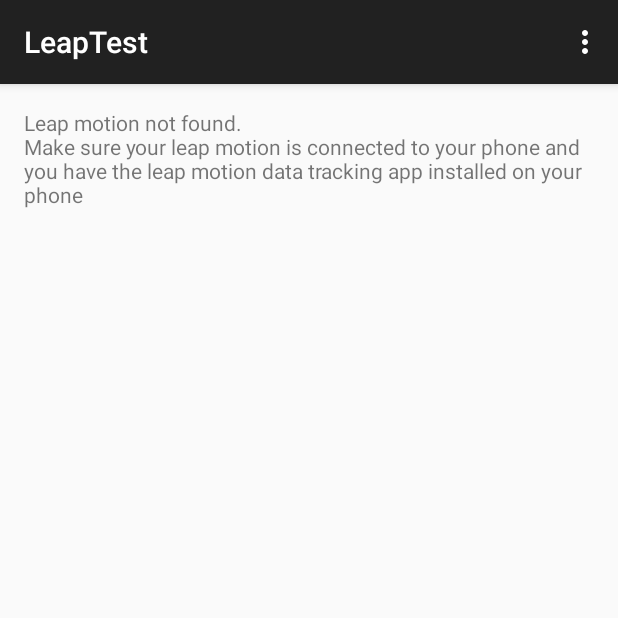
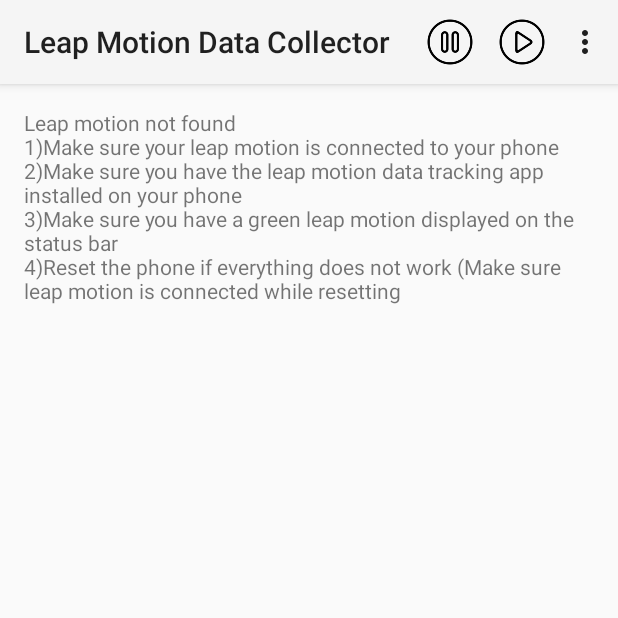
Before and after one commit to maluqishi/LeapApp, an Android app: the screen it shows after launch (MainActivity), on a phone screen of 412 x 824 dp, the top half of it. Run offline under Robolectric (Android 15) with nearby library versions, the phone set to English and light mode, and no system bars; libraries missing offline, so code that uses them is left out: com.leapmotion.leap; 2 statements that could not run were skipped.

Commit message:
Added Pause/Resume data tracking function

```diff
--- a/app/src/main/java/uwaterloo/ca/leaptest/LeapEventProducer.java
+++ b/app/src/main/java/uwaterloo/ca/leaptest/LeapEventProducer.java
@@ -70,5 +70,4 @@
         Message message = uiMessageHandler.obtainMessage(FRAME_MESSAGE, controller);
         uiMessageHandler.sendMessage(message);
     }
-
 }
--- a/app/src/main/java/uwaterloo/ca/leaptest/MainActivityFragment.java
+++ b/app/src/main/java/uwaterloo/ca/leaptest/MainActivityFragment.java
@@ -20,6 +20,9 @@
  * A placeholder fragment containing a simple view.
  */
 public class MainActivityFragment extends Fragment {
+
+    public static boolean isPause = false;
+    public static boolean isConnect = false;
 
     private Handler uiMessageHandler = new Handler(Looper.getMainLooper()) {
         @Override
@@ -61,8 +64,11 @@
         this.leapEventProducer = new LeapEventProducer(uiMessageHandler);
         frameData = new TextView(rootView.getContext());
 
-        frameData.setText("Leap motion not found. \nMake sure your leap motion is connected to your phone " +
-                "and you have the leap motion data tracking app installed on your phone");
+        frameData.setText("Leap motion not found" +
+                "\n1)Make sure your leap motion is connected to your phone " +
+                "\n2)Make sure you have the leap motion data tracking app installed on your phone" +
+                "\n3)Make sure you have a green leap motion displayed on the status bar" +
+                "\n4)Reset the phone if everything does not work (Make sure leap motion is connected while resetting");
 
         // Add TextView to UI
         lmain.addView(frameData);
@@ -71,11 +77,12 @@
     }
 
     public void connectEvent(Controller controller) {
-        Log.i("LeapMotionTutorial", "Leap Motion Controller connected.");
+        isConnect = controller.isConnected();
     }
 
     public void disconnectEvent(Controller controller) {
         frameData.setText("Leap motion disconnected.");
+        isConnect = controller.isConnected();
     }
 
     public void frameEvent(Controller controller) {
@@ -83,9 +90,11 @@
         frameInfo = "";
 
         // Get all the data necessary to produce info
-        currentFrame = controller.frame();
-        hands = currentFrame.hands();
-        fingers = currentFrame.fingers();
+        if (!isPause) {
+            currentFrame = controller.frame();
+            hands = currentFrame.hands();
+            fingers = currentFrame.fingers();
+        }
 
         frameInfo = "Frame Data: "
                 + String.format("\nCurrent Frames Per Seconds: %.0f",
@@ -95,7 +104,7 @@
                 + "\nNumber of fingers: " + fingers.count() + "\n\nHand data: ";
 
         if (hands.count() == 0) {
-            frameInfo += "\n\n No hands are detected \n\nFinger data:\n\n No fingers are detected";
+            frameInfo += "\n\nNo hands are detected \n\nFinger data:\n\nNo fingers are detected";
         } else {
             generateHandInfo(hands.count());
             frameInfo += "\n\nFinger data: ";
@@ -119,11 +128,11 @@
                 frameInfo += "\nType: right hand";
             }
             frameInfo += "\nDirection: "
-                    + String.format("(%.1f,%.1f,%.1f)", hands.get(i)
+                    + String.format("%.1f,%.1f,%.1f", hands.get(i)
                     .direction().get(0), hands.get(i).direction()
                     .get(1), hands.get(i).direction().get(2))
                     + "\nPalm position: "
-                    + String.format("(%.1f,%.1f,%.1f)", hands.get(i)
+                    + String.format("%.1f,%.1f,%.1f", hands.get(i)
                     .palmPosition().get(0), hands.get(i).palmPosition()
                     .get(1), hands.get(i).palmPosition().get(2))
                     + " mm";
@@ -161,12 +170,11 @@
                         + hands.get(i).id()
                         + String.format("\nLength: %.1f mm", temp.get(j)
                         .length())
-                        + String.format("\nTip position: (%.1f,%.1f,%.1f)",
+                        + String.format("\nTip position: %.1f,%.1f,%.1f",
                         temp.get(j).tipPosition().get(0), temp.get(j)
                                 .tipPosition().get(1), temp.get(j)
                                 .tipPosition().get(2));
             }
         }
     }
-
 }
--- a/app/src/main/res/menu/menu_main.xml
+++ b/app/src/main/res/menu/menu_main.xml
@@ -1,6 +1,17 @@
 <menu xmlns:android="http://schemas.android.com/apk/res/android"
     xmlns:app="http://schemas.android.com/apk/res-auto"
     xmlns:tools="http://schemas.android.com/tools" tools:context=".MainActivity">
-    <item android:id="@+id/action_settings" android:title="@string/action_settings"
-        android:orderInCategory="100" app:showAsAction="never" />
+    <item android:title="Pause"
+          android:id="@+id/pause"
+          android:icon="@drawable/pause"
+          android:orderInCategory="1"
+          app:showAsAction="always"/>
+    <item android:title="Resume"
+          android:id="@+id/resume"
+          android:icon="@drawable/resume"
+          android:orderInCategory="1"
+          app:showAsAction="always"/>
+    <item android:title="Setting"
+          android:id="@+id/setting"
+          android:orderInCategory="1"/>
 </menu>
--- a/app/src/main/res/values/styles.xml
+++ b/app/src/main/res/values/styles.xml
@@ -1,7 +1,7 @@
 <resources>
 
     <!-- Base application theme. -->
-    <style name="AppTheme" parent="Theme.AppCompat.Light.DarkActionBar">
+    <style name="AppTheme" parent="Theme.AppCompat.Light">
         <!-- Customize your theme here. -->
     </style>
 
```
Also changed, not shown: app/src/main/AndroidManifest.xml (+4 -3 lines), app/src/main/java/uwaterloo/ca/leaptest/MainActivity.java (+9 -9 lines), app/src/main/res/drawable/pause.png (added), app/src/main/res/drawable/resume.png (added).
